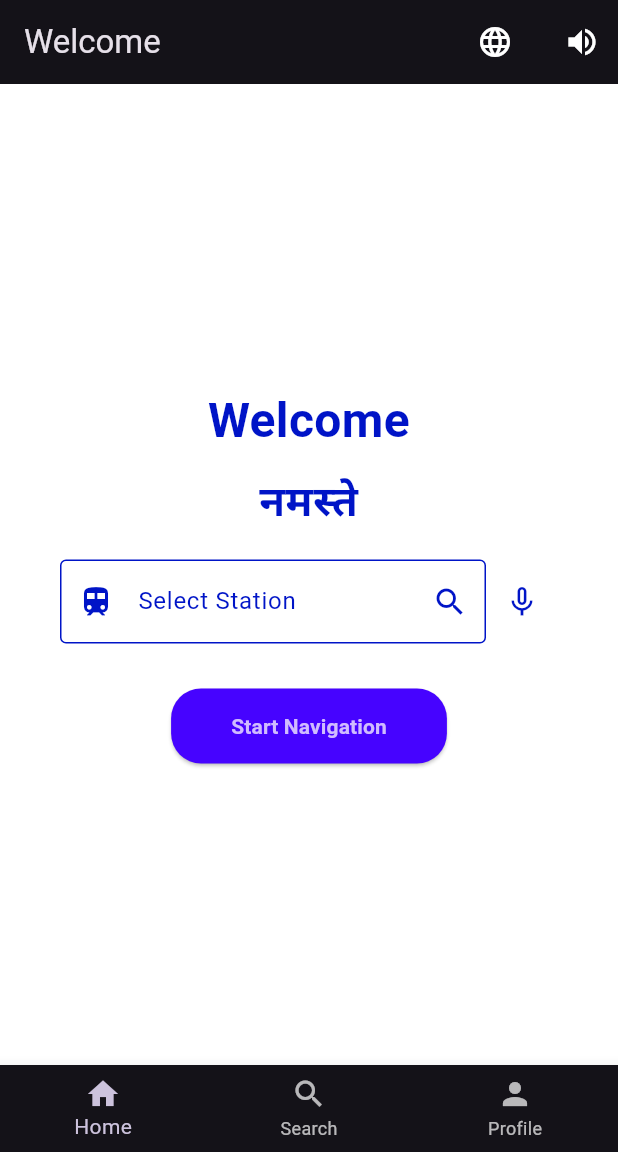
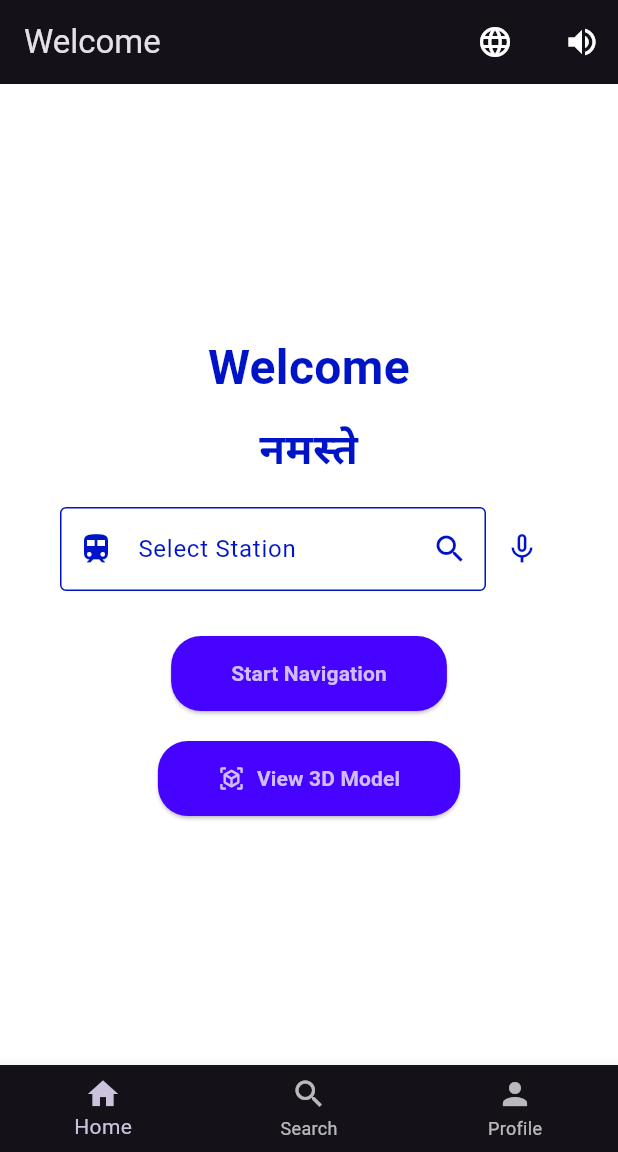
Before and after one commit to Kanishka0709/NewApp, a Flutter app: the screen it shows after launch, on a phone screen of 412 x 824 dp, the part 84-1236 px from its top. Run offline on Flutter 3.47's test engine with Material 3 defaults, Android fonts, the phone set to English and light mode, and no system bars; our stand-ins replace flutter_tts, speech_to_text; missing offline and left inert: flutter_cube; Roboto replaces fonts that are missing (CourierPrime).

Commit message:
Added 3d model

```diff
--- a/lib/main.dart
+++ b/lib/main.dart
@@ -2,6 +2,7 @@ import 'package:flutter/material.dart';
 import 'dart:async'; // For Timer functionality
 import 'package:flutter_tts/flutter_tts.dart';
 import 'package:speech_to_text/speech_to_text.dart' as stt;
+import 'package:flutter_cube/flutter_cube.dart';
 
 void main() {
   runApp(const RailwayNavigationApp());
@@ -353,7 +354,6 @@ class _WelcomePageState extends State<WelcomePage> {
           style: TextStyle(fontFamily: 'CourierPrime'),
         ),
         actions: [
-          // Language Change
           PopupMenuButton<String>(
             icon: const Icon(Icons.language, color: Colors.white),
             onSelected: (value) {
@@ -366,7 +366,6 @@ class _WelcomePageState extends State<WelcomePage> {
             },
           ),
           const SizedBox(width: 10),
-          // Read Aloud Option
           IconButton(
             icon: const Icon(Icons.volume_up, color: Colors.white),
             onPressed: () {
@@ -401,7 +400,6 @@ class _WelcomePageState extends State<WelcomePage> {
               textAlign: TextAlign.center,
             ),
             const SizedBox(height: 20),
-            // Search Field with Voice Input
             Padding(
               padding: const EdgeInsets.symmetric(horizontal: 40.0),
               child: Row(
@@ -411,19 +409,14 @@ class _WelcomePageState extends State<WelcomePage> {
                       controller: TextEditingController(text: _searchText),
                       decoration: const InputDecoration(
                         labelText: 'Select Station',
-                        labelStyle:
-                            TextStyle(color: Color.fromARGB(255, 0, 20, 199)),
-                        prefixIcon: Icon(Icons.train,
-                            color: Color.fromARGB(255, 0, 20, 199)),
-                        suffixIcon: Icon(Icons.search,
-                            color: Color.fromARGB(255, 0, 20, 199)),
+                        labelStyle: TextStyle(color: Color.fromARGB(255, 0, 20, 199)),
+                        prefixIcon: Icon(Icons.train, color: Color.fromARGB(255, 0, 20, 199)),
+                        suffixIcon: Icon(Icons.search, color: Color.fromARGB(255, 0, 20, 199)),
                         enabledBorder: OutlineInputBorder(
-                          borderSide: BorderSide(
-                              color: Color.fromARGB(255, 0, 20, 199)),
+                          borderSide: BorderSide(color: Color.fromARGB(255, 0, 20, 199)),
                         ),
                         focusedBorder: OutlineInputBorder(
-                          borderSide: BorderSide(
-                              color: Color.fromARGB(255, 0, 20, 199)),
+                          borderSide: BorderSide(color: Color.fromARGB(255, 0, 20, 199)),
                         ),
                       ),
                     ),
@@ -448,7 +441,6 @@ class _WelcomePageState extends State<WelcomePage> {
                 ),
               ),
               onPressed: () {
-                // Start navigation functionality here
                 _readAloud("Navigation Started");
               },
               child: const Text(
@@ -459,7 +451,51 @@ class _WelcomePageState extends State<WelcomePage> {
                 ),
               ),
             ),
+            const SizedBox(height: 20),
+            ElevatedButton.icon(
+              style: ElevatedButton.styleFrom(
+                backgroundColor: const Color.fromARGB(255, 70, 3, 255),
+                padding: const EdgeInsets.symmetric(horizontal: 40, vertical: 15),
+                shape: RoundedRectangleBorder(
+                  borderRadius: BorderRadius.circular(20),
+                ),
+              ),
+              icon: const Icon(Icons.view_in_ar),
+              label: const Text(
+                'View 3D Model',
+                style: TextStyle(fontWeight: FontWeight.bold, fontFamily: 'CourierPrime'),
+              ),
+              onPressed: () {
+                Navigator.push(
+                  context,
+                  MaterialPageRoute(builder: (context) => ModelViewerScreen()),
+                );
+              },
+            ),
           ],
+        ),
+      ),
+    );
+  }
+}
+
+class ModelViewerScreen extends StatelessWidget {
+  @override
+  Widget build(BuildContext context) {
+    return Scaffold(
+      appBar: AppBar(
+        title: const Text('3D Model Viewer'),
+      ),
+      body: Container(
+        color: Colors.white, // Set the background color to white
+        child: Center(
+          child: Cube(
+            onSceneCreated: (Scene scene) {
+              final object = Object(fileName: 'assets/models/model.obj');
+              object.scale.setValues(100.0, 100.0, 100.0);
+              scene.world.add(object);
+            },
+          ),
         ),
       ),
     );
--- a/pubspec.yaml
+++ b/pubspec.yaml
@@ -15,7 +15,7 @@ dependencies:
     sdk: flutter
   flutter_tts: ^3.6.3 # Text-to-Speech functionality
   speech_to_text: 7.0.0 # Voice Input functionality
-
+  flutter_cube: 0.1.1
 
 dev_dependencies:
   flutter_test:
@@ -30,3 +30,6 @@ flutter:
   assets:
     - assets/welcome_background.jpg
     - assets/profile_background.jpg
+    - assets/models/model.obj
+    - assets/models/model.mtl
+    - assets/models/texture.png
```
Also changed, not shown: assets/models/texture.png (added), pubspec.lock, 2 other files.
